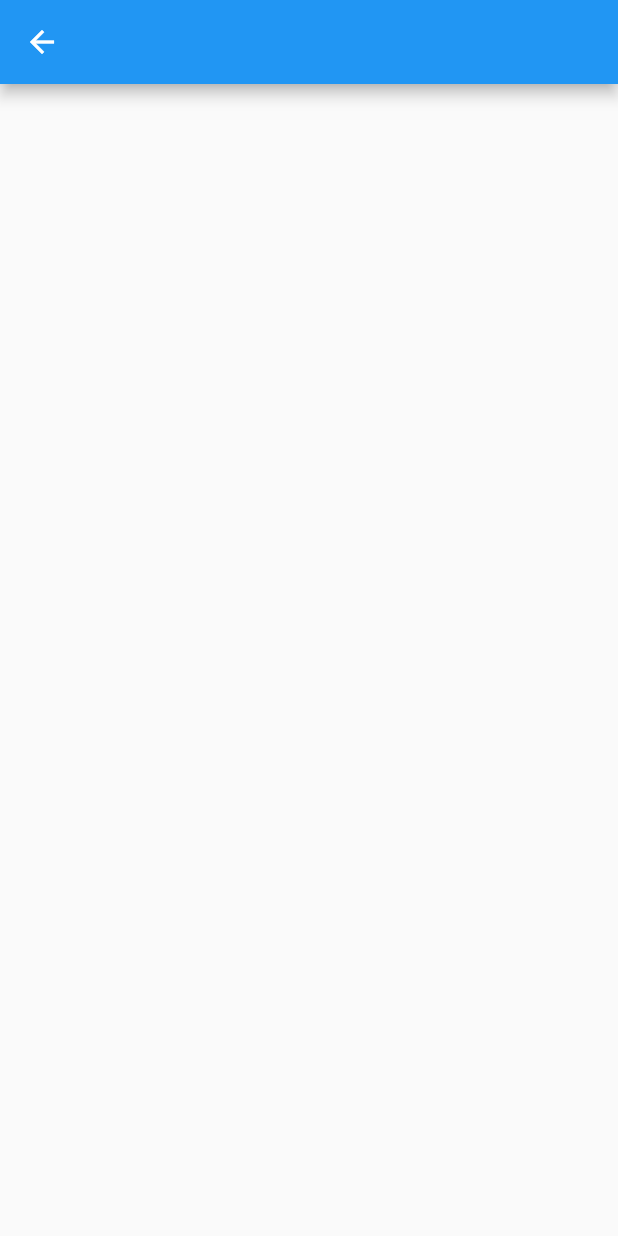
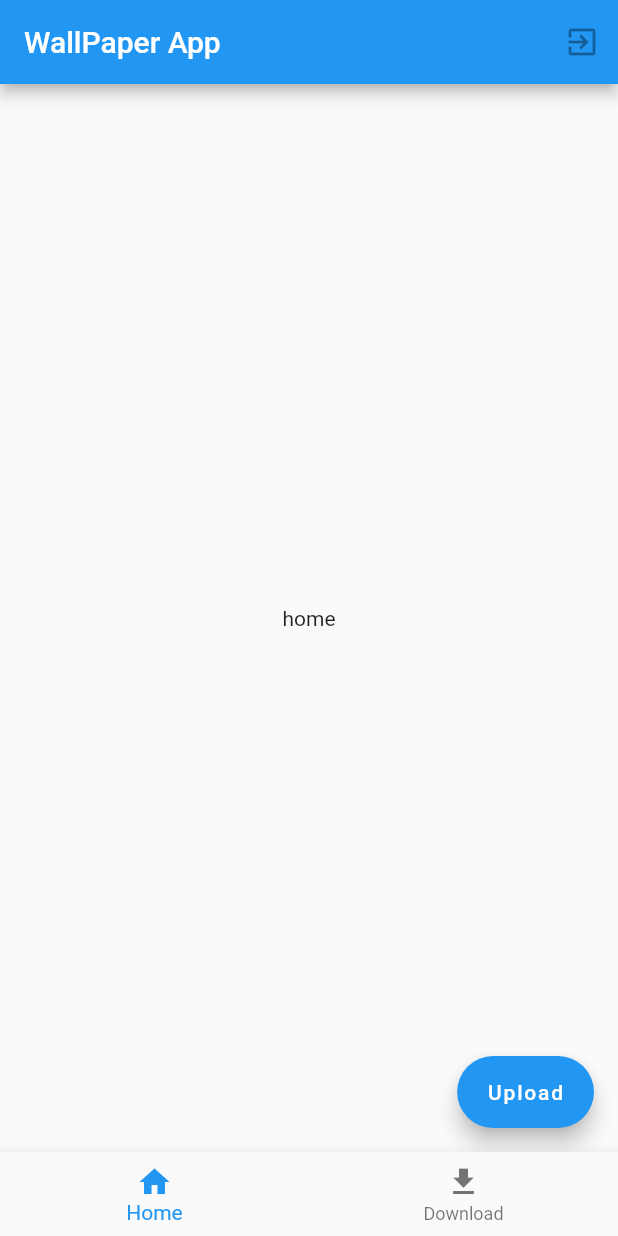
Before and after one commit to CHRISANTHOS/wallpaper, a Flutter app: the screen it shows after launch, after a tap on "Continue with Google", on a phone screen of 412 x 824 dp. Run offline on Flutter 3.47's test engine with Material 2 defaults, Android fonts, the phone set to English and light mode, and no system bars.

```diff
--- a/lib/screens/Authentication/auth_page.dart
+++ b/lib/screens/Authentication/auth_page.dart
@@ -1,7 +1,7 @@
 import 'package:flutter/material.dart';
 import 'package:wallpaper/widgets/custom_button.dart';
 import 'package:wallpaper/utils/router.dart';
-import 'package:wallpaper/screens/home_screen.dart';
+import 'package:wallpaper/screens/main_activity.dart';
 
 class AuthPage extends StatefulWidget {
   const AuthPage({Key? key}) : super(key: key);
@@ -18,7 +18,7 @@ class _AuthPageState extends State<AuthPage> {
         padding: const EdgeInsets.all(8.0),
         child: Center(
           child: customButton(text: 'Continue with Google', onTap: (){
-            nextPage(const HomeScreen(), context);
+            nextPageReplace(const MainActivity(), context);
           }, bgColor: Colors.black54, textColor: Colors.white),
         ),
       ),
--- /dev/null
+++ b/lib/screens/bottom_nav_pages/wallpaper_home/home_page.dart
@@ -0,0 +1,23 @@
+import 'package:flutter/material.dart';
+import 'package:wallpaper/utils/router.dart';
+import 'package:wallpaper/screens/bottom_nav_pages/wallpaper_home/upload_page.dart';
+
+class WallPaperHome extends StatefulWidget {
+
+  @override
+  State<WallPaperHome> createState() => _WallPaperHomeState();
+}
+
+class _WallPaperHomeState extends State<WallPaperHome> {
+  @override
+  Widget build(BuildContext context) {
+    return Scaffold(
+      body: const Center(
+        child: Text('home'),
+      ),
+      floatingActionButton: FloatingActionButton.extended(onPressed: (){
+        nextPage(UploadPage(), context);
+      }, label: const Text('Upload')),
+    );
+  }
+}
--- a/lib/screens/home_screen.dart
+++ /dev/null
@@ -1,18 +0,0 @@
-import 'package:flutter/material.dart';
-
-
-class HomeScreen extends StatefulWidget {
-  const HomeScreen({Key? key}) : super(key: key);
-
-  @override
-  State<HomeScreen> createState() => _HomeScreenState();
-}
-
-class _HomeScreenState extends State<HomeScreen> {
-  @override
-  Widget build(BuildContext context) {
-    return Scaffold(
-      appBar: AppBar(),
-    );
-  }
-}
--- /dev/null
+++ b/lib/screens/main_activity.dart
@@ -0,0 +1,48 @@
+import 'package:flutter/material.dart';
+import 'package:wallpaper/screens/bottom_nav_pages/wallpaper_home/home_page.dart';
+import 'package:wallpaper/screens/bottom_nav_pages/download_page.dart';
+
+
+class MainActivity extends StatefulWidget {
+  const MainActivity({Key? key}) : super(key: key);
+
+  @override
+  State<MainActivity> createState() => _MainActivityState();
+}
+
+class _MainActivityState extends State<MainActivity> {
+
+  int currentIndex = 0;
+
+  List<Map> bottomNavItems =[
+    {'icon': Icons.home, 'label': 'Home'},
+    {'icon': Icons.download, 'label': 'Download'},
+  ];
+
+  List<Widget> pages = [WallPaperHome(), DownloadPage()];
+
+  @override
+  Widget build(BuildContext context) {
+    return Scaffold(
+      appBar: AppBar(
+        title: const Text('WallPaper App'),
+        actions: const [
+          IconButton(onPressed: null, icon: Icon(Icons.exit_to_app))
+        ],
+      ),
+      body: pages[currentIndex],
+      bottomNavigationBar: BottomNavigationBar(
+        currentIndex: currentIndex,
+        onTap: (value){
+          setState(() {
+            currentIndex = value;
+          });
+        },
+        items: List.generate(bottomNavItems.length, (index) {
+          final data = bottomNavItems[index];
+          return BottomNavigationBarItem(icon: Icon(data['icon']), label: data['label']);
+        }),
+      ),
+    );
+  }
+}
```
Also changed, not shown: lib/screens/bottom_nav_pages/download_page.dart (added, +18 -0 lines), lib/screens/bottom_nav_pages/wallpaper_home/upload_page.dart (added, +59 -0 lines), 1 other file.
